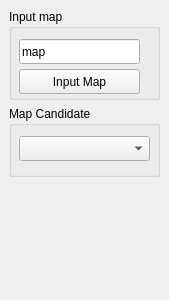
Old version of the form include/topo/UI/dockreadmap.ui in the repository StumboEugen/topology_map.
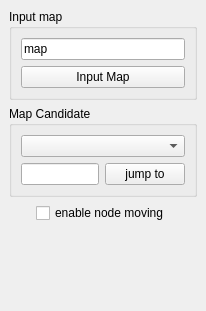
New version of the form.

```diff
--- a/include/topo/UI/dockreadmap.ui
+++ b/include/topo/UI/dockreadmap.ui
@@ -6,10 +6,16 @@
    <rect>
     <x>0</x>
     <y>0</y>
-    <width>169</width>
-    <height>300</height>
+    <width>206</width>
+    <height>311</height>
    </rect>
   </property>
+  <property name="minimumSize">
+   <size>
+    <width>206</width>
+    <height>311</height>
+   </size>
+  </property>
   <property name="windowTitle">
    <string>read map dock</string>
   </property>
@@ -17,30 +23,12 @@
    <layout class="QVBoxLayout" name="verticalLayout">
     <item>
      <widget class="QGroupBox" name="groupBox">
-      <property name="minimumSize">
-       <size>
-        <width>151</width>
-        <height>91</height>
-       </size>
-      </property>
-      <property name="maximumSize">
-       <size>
-        <width>151</width>
-        <height>91</height>
-       </size>
-      </property>
       <property name="title">
        <string>Input map</string>
       </property>
+      <layout class="QVBoxLayout" name="verticalLayout_2">
+       <item>
       <widget class="QLineEdit" name="etInputMap">
-       <property name="geometry">
-        <rect>
-         <x>10</x>
-         <y>30</y>
-         <width>121</width>
-         <height>25</height>
-        </rect>
-       </property>
        <property name="whatsThis">
         <string>&lt;html&gt;&lt;head/&gt;&lt;body&gt;&lt;p&gt;the map name&lt;/p&gt;&lt;p&gt;default floder: ~/topoMaps/&lt;/p&gt;&lt;/body&gt;&lt;/html&gt;</string>
        </property>
@@ -51,48 +39,55 @@
         <string>map</string>
        </property>
       </widget>
+       </item>
+       <item>
       <widget class="QPushButton" name="btnInputMap">
-       <property name="geometry">
-        <rect>
-         <x>10</x>
-         <y>60</y>
-         <width>121</width>
-         <height>25</height>
-        </rect>
-       </property>
        <property name="text">
         <string>Input Map</string>
        </property>
       </widget>
+       </item>
+      </layout>
      </widget>
     </item>
     <item>
      <widget class="QGroupBox" name="groupBox_2">
-      <property name="minimumSize">
-       <size>
-        <width>151</width>
-        <height>71</height>
-       </size>
-      </property>
-      <property name="maximumSize">
-       <size>
-        <width>151</width>
-        <height>71</height>
-       </size>
-      </property>
       <property name="title">
        <string>Map Candidate</string>
       </property>
-      <widget class="QComboBox" name="cmboMapCandidate">
-       <property name="geometry">
-        <rect>
-         <x>10</x>
-         <y>30</y>
-         <width>131</width>
-         <height>25</height>
-        </rect>
-       </property>
-      </widget>
+      <layout class="QVBoxLayout" name="verticalLayout_3">
+       <item>
+        <widget class="QComboBox" name="cmboMapCandidate"/>
+       </item>
+       <item>
+        <layout class="QHBoxLayout" name="horizontalLayout">
+         <item>
+          <widget class="QLineEdit" name="leMapID">
+           <property name="text">
+            <string/>
+           </property>
+           <property name="maxLength">
+            <number>5</number>
+           </property>
+          </widget>
+         </item>
+         <item>
+          <widget class="QPushButton" name="btnJump2Map">
+           <property name="text">
+            <string>jump to</string>
+           </property>
+          </widget>
+         </item>
+        </layout>
+       </item>
+      </layout>
+     </widget>
+    </item>
+    <item alignment="Qt::AlignHCenter">
+     <widget class="QCheckBox" name="cbMoveNode">
+      <property name="text">
+       <string>enable node moving</string>
+      </property>
      </widget>
     </item>
     <item>
```
Lines whose indentation alone changed are shown as unchanged.
